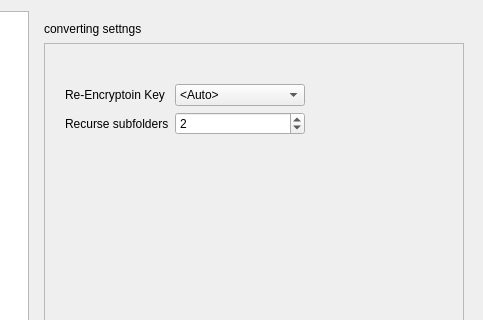
Qt form settingsdialog.ui (giantpune/qtwitgui) before a commit; both pictures show x 167 to 650 and y 0 to 320 of the 650 by 496 pixel window.
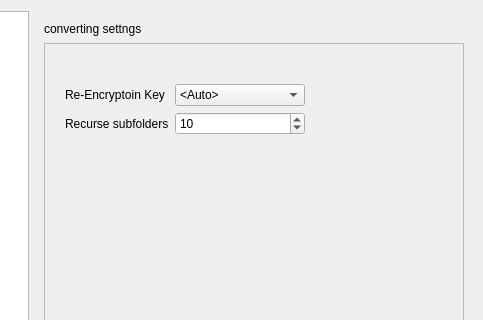
The same form after that commit. The open tabs and pages were chosen to show the change. Icons and pictures are not drawn.

```diff
--- a/settingsdialog.ui
+++ b/settingsdialog.ui
@@ -383,8 +383,11 @@
             </item>
             <item row="2" column="1">
              <widget class="QSpinBox" name="spinBox_wiimms_recurse">
+              <property name="minimum">
+               <number>1</number>
+              </property>
               <property name="value">
-               <number>2</number>
+               <number>10</number>
               </property>
              </widget>
             </item>
```
Left out of the diff: 2 changed lines with no effect on the pictures.
